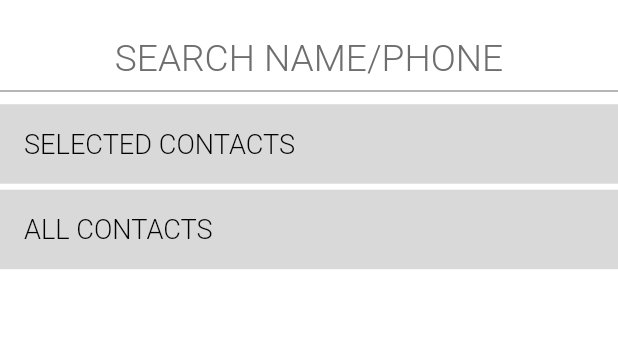
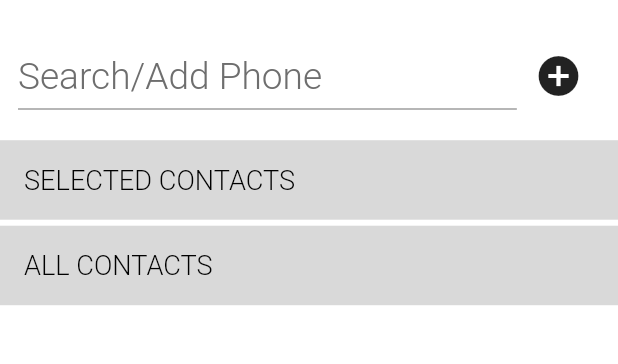
Before and after one commit to rishabharyal/couchya-app, a Flutter app: the InviteTeamMembersScreen screen opened by its route, on a phone screen of 412 x 824 dp, the part 72-436 px from its top. Run offline on Flutter 3.47's test engine with Material 2 defaults, Android fonts, the phone set to English and light mode, and no system bars; our stand-ins replace contacts_service, flutter_tindercard, fluttertoast, google_fonts, page_transition, permission_handler and 1 more; missing offline and left inert: international_phone_input; accounts and stored records are empty; network calls fail; Roboto replaces fonts that are missing (Adamina, Sofia).

Commit message:
FIX : User can now add phone Number

```diff
--- a/lib/presentation/common/form_field.dart
+++ b/lib/presentation/common/form_field.dart
@@ -10,6 +10,7 @@ class CustomFormField extends StatefulWidget {
   final String hint;
   final bool isWhiteSpaceAllowed;
   final bool isCenterAligned;
+  TextInputType keyboardType;
 
   CustomFormField({
     this.isPassword = false,
@@ -18,6 +19,7 @@ class CustomFormField extends StatefulWidget {
     this.hint,
     this.isWhiteSpaceAllowed = false,
     this.isCenterAligned = false,
+    this.keyboardType = TextInputType.text,
   });
   @override
   _CustomFormFieldState createState() => _CustomFormFieldState();
@@ -32,6 +34,7 @@ class _CustomFormFieldState extends State<CustomFormField> {
       margin: EdgeInsets.symmetric(vertical: SizeConfig.heightMultiplier * 1),
       child: IntrinsicHeight(
         child: TextFormField(
+          keyboardType: widget.keyboardType,
           textAlign: widget.isCenterAligned ? TextAlign.center : TextAlign.left,
           style: Theme.of(context)
               .textTheme
--- a/lib/presentation/screens/home_screen/pages/teams_page.dart
+++ b/lib/presentation/screens/home_screen/pages/teams_page.dart
@@ -187,19 +187,16 @@ class TeamsPage extends StatelessWidget {
           style: Theme.of(context).textTheme.headline2.copyWith(),
         ),
         trailing: Container(
-          height: 22,
-          width: 22,
+          padding: EdgeInsets.symmetric(vertical: 4, horizontal: 8),
           decoration: BoxDecoration(
             color: Theme.of(context).accentColor,
             borderRadius: BorderRadius.circular(4),
           ),
-          child: Center(
           child: Text(
             '2',
             style: Theme.of(context).textTheme.headline2.copyWith(
                   fontSize: 18,
                   color: Colors.white,
-                  ),
                 ),
           ),
         ),
--- a/lib/presentation/screens/team_screen/invite_team_members_screen.dart
+++ b/lib/presentation/screens/team_screen/invite_team_members_screen.dart
@@ -19,6 +19,7 @@ class InviteTeamMembersScreen extends StatefulWidget {
 class _InviteTeamMembersScreenState extends State<InviteTeamMembersScreen> {
   bool isSearching = false;
   bool isLoading = false;
+  final _formKey = GlobalKey<FormState>();
   bool _isGettingContacts = false;
 
   TextEditingController searchController = new TextEditingController();
@@ -119,17 +120,62 @@ class _InviteTeamMembersScreenState extends State<InviteTeamMembersScreen> {
   }
 
   Widget _buildSearchBar() {
-    return CustomFormField(
-      hint: 'SEARCH NAME/PHONE',
+    return Container(
+      padding: EdgeInsets.all(12),
+      child: Form(
+        key: _formKey,
+        child: Row(
+          children: [
+            Expanded(
+              flex: 6,
+              child: CustomFormField(
+                hint: 'Search/Add Phone',
                 controller: searchController,
                 isPassword: false,
                 isWhiteSpaceAllowed: true,
-      isCenterAligned: true,
                 validator: (value) {
-        if (value.length < 3) return 'Name must contain at least 3 letters';
+                  if (value.length < 3)
+                    return 'Name must contain at least 3 letters';
+                  if (value.length != 10) {
+                    return 'Please Enter a valid Number';
+                  }
                   return null;
                 },
+              ),
+            ),
+            Expanded(
+              flex: 1,
+              child: IconButton(
+                icon: Icon(Icons.add_circle),
+                iconSize: 32,
+                onPressed: _isGettingContacts
+                    ? null
+                    : () {
+                        if (_formKey.currentState.validate()) {
+                          this._addNumber();
+                        }
+                      },
+              ),
+            ),
+          ],
+        ),
+      ),
     );
+  }
+
+  _addNumber() {
+    setState(() {
+      selectedContacts.add(Contact(
+        displayName: searchController.text,
+        givenName: searchController.text,
+        phones: [
+          Item(
+            label: searchController.text,
+            value: searchController.text,
+          )
+        ],
+      ));
+    });
   }
 
   Widget _buildAllContactsHeader() {
--- a/lib/utilities/constants.dart
+++ b/lib/utilities/constants.dart
@@ -9,7 +9,7 @@ RegExp emailRegex = RegExp(
   multiLine: false,
 );
 RegExp phoneRegex = RegExp(
-  r"\+(9[976]\d|8[987530]\d|6[987]\d|5[90]\d|42\d|3[875]\d|2[98654321]\d|9[8543210]|8[6421]|6[6543210]|5[87654321]|4[987654310]|3[9643210]|2[70]|7|1)\d{1,14}$",
+  r"^(\([0-9]{3}\)|[0-9]{3}-)[0-9]{3}-[0-9]{4}$",
   caseSensitive: false,
   multiLine: false,
 );
--- a/lib/utilities/validator.dart
+++ b/lib/utilities/validator.dart
@@ -20,7 +20,7 @@ class Validator {
 
   static String phone(value) {
     if (value.length == 0) return "Phone cannot be empty";
-    if (!phoneRegex.hasMatch(value)) return "Please enter a valid phone!";
+    if (value.length != 10) return "Please enter a valid phone!";
     return null;
   }
 }
--- a/pubspec.yaml
+++ b/pubspec.yaml
@@ -20,7 +20,6 @@ dependencies:
   contacts_service: ^0.4.6
   page_transition: ^1.1.7+2
   international_phone_input: ^1.0.4
-  uni_links: ^0.4.0
 
 dev_dependencies:
   flutter_test:
```
Also changed, not shown: lib/presentation/screens/register_screen/register_screen.dart (+12 -34 lines), pubspec.lock, 6 other files. Lines whose indentation alone changed are shown as unchanged.
